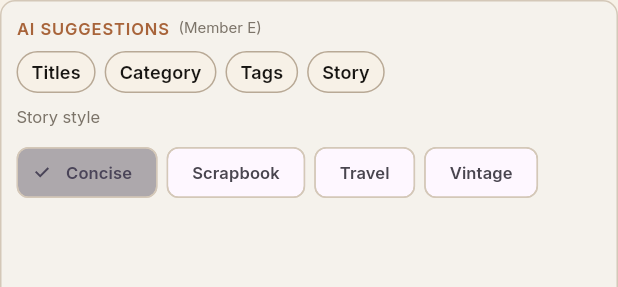
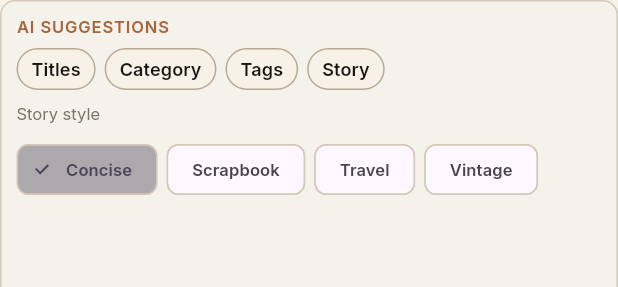
Before and after one commit to YukiNA2020/GenAI_in_Business, a Flutter app: the AiSuggestionPanel widget shown alone on an empty page, opened directly with empty values, on a phone screen of 412 x 824 dp. Shown: the top 287 px of the screen. Run offline on Flutter 3.47's test engine with Material 3 defaults, Android fonts, the phone set to English and light mode, and no system bars; our stand-ins replace dio, file_picker, flutter_riverpod, google_fonts; network calls fail.

Commit message:
fix(ui): remove (Member E) dev label from AI Suggestions panel
- ai_suggestion_panel.dart: remove the "(Member E)" annotation next to "AI SUGGESTIONS" title
- This was a development attribution marker not meant for production display

Co-Authored-By: Claude Opus 4.7 <noreply@anthropic.com>

```diff
--- a/frontend/lib/features/collection_form/widgets/ai_suggestion_panel.dart
+++ b/frontend/lib/features/collection_form/widgets/ai_suggestion_panel.dart
@@ -215,11 +215,6 @@ class _AiSuggestionPanelState extends ConsumerState<AiSuggestionPanel> {
           Row(
             children: [
               Text('AI SUGGESTIONS', style: CollectoryHandoffHeader.metaLabel()),
-              const SizedBox(width: 6),
-              Text(
-                '(Member E)',
-                style: CollectoryHandoffHeader.bodySecondary().copyWith(fontSize: 10),
-              ),
             ],
           ),
           const SizedBox(height: 8),
```
